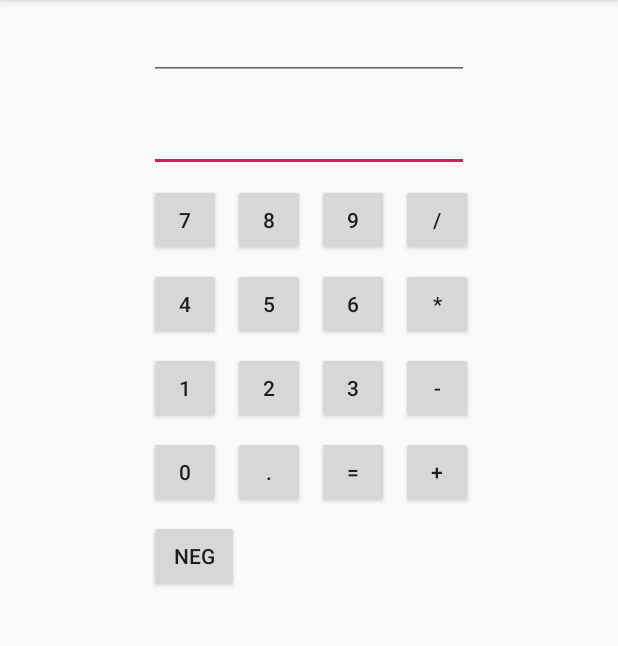
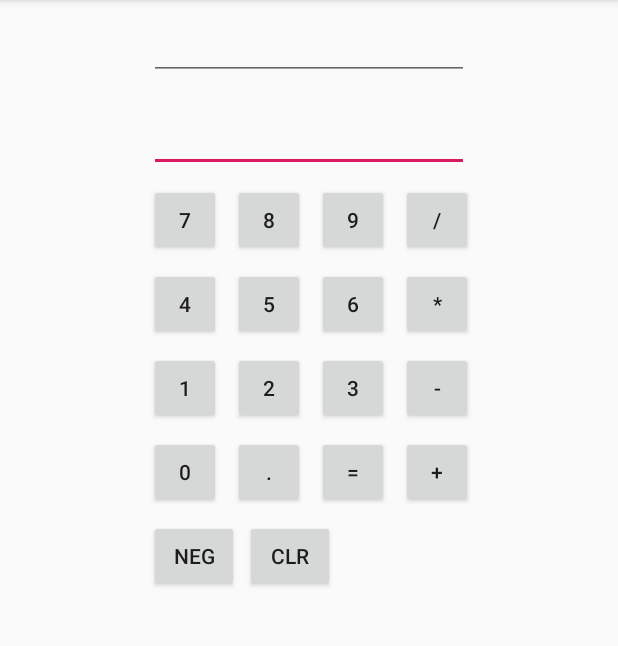
Before and after one commit to mikiineki/AndroidCalculatorApp, an Android app: the screen it shows after launch (MainActivity), on a phone screen of 412 x 824 dp, the part 84-730 px from its top. Run offline under Robolectric (Android 15) with nearby library versions, the phone set to English and light mode, and no system bars.

Commit message:
Initial commit

```diff
--- a/app/src/main/java/com/example/calculator/MainActivity.java
+++ b/app/src/main/java/com/example/calculator/MainActivity.java
@@ -114,6 +114,17 @@ public class MainActivity extends AppCompatActivity {
                 }
             }
         });
+
+        Button buttonClr = (Button) findViewById(R.id.buttonClr);
+        buttonClr.setOnClickListener(new View.OnClickListener() {
+            @Override
+            public void onClick(View view) {
+                newNumber.setText("");
+                displayOperation.setText("");
+                result.setText("");
+                operand1 *= 0;
+            }
+        });
     }
 
     @Override
--- a/app/src/main/res/layout-land/activity_main.xml
+++ b/app/src/main/res/layout-land/activity_main.xml
@@ -5,6 +5,17 @@
     android:layout_width="match_parent"
     android:layout_height="match_parent"
     tools:context=".MainActivity">
+
+    <Button
+        android:id="@+id/buttonClr"
+        android:layout_width="60dp"
+        android:layout_height="wrap_content"
+        android:layout_marginStart="80dp"
+        android:layout_marginLeft="80dp"
+        android:minWidth="48dp"
+        android:text="Clr"
+        app:layout_constraintBaseline_toBaselineOf="@+id/button6"
+        app:layout_constraintStart_toEndOf="@+id/button6" />
 
     <EditText
         android:id="@+id/result"
--- a/app/src/main/res/layout/activity_main.xml
+++ b/app/src/main/res/layout/activity_main.xml
@@ -5,6 +5,17 @@
     android:layout_width="match_parent"
     android:layout_height="match_parent"
     tools:context=".MainActivity">
+
+    <Button
+        android:id="@+id/buttonClr"
+        android:layout_width="60dp"
+        android:layout_height="wrap_content"
+        android:layout_marginStart="64dp"
+        android:layout_marginLeft="64dp"
+        android:layout_marginTop="8dp"
+        android:text="Clr"
+        app:layout_constraintStart_toStartOf="@+id/button0"
+        app:layout_constraintTop_toBottomOf="@+id/button0" />
 
     <EditText
         android:id="@+id/result"
```
